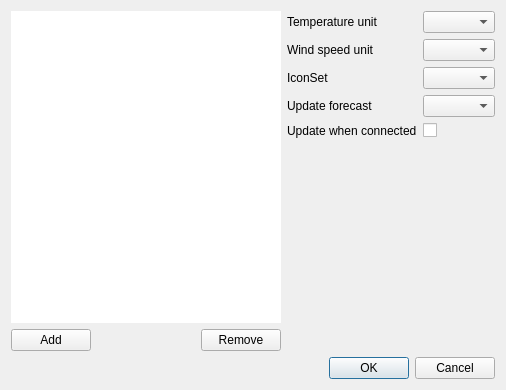
Meecast/meecast, file qtomweather/qtsetting/settingstations.ui: the form before one commit.
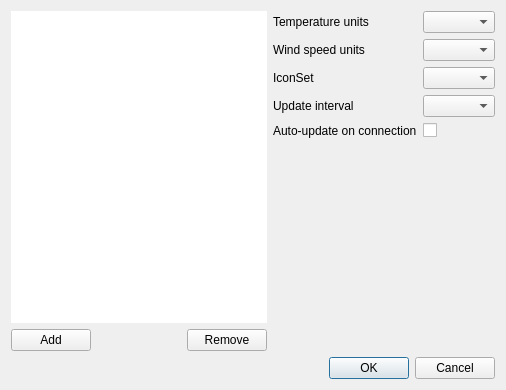
The form after the commit.

Commit message: renamed labels

The edit to the form file:
```diff
--- a/qtomweather/qtsetting/settingstations.ui
+++ b/qtomweather/qtsetting/settingstations.ui
@@ -84,7 +84,7 @@
        <item row="0" column="0">
         <widget class="QLabel" name="label">
          <property name="text">
-          <string>Temperature unit </string>
+          <string>Temperature units </string>
          </property>
         </widget>
        </item>
@@ -94,7 +94,7 @@
        <item row="1" column="0">
         <widget class="QLabel" name="label_3">
          <property name="text">
-          <string>Wind speed unit</string>
+          <string>Wind speed units</string>
          </property>
         </widget>
        </item>
@@ -114,7 +114,7 @@
        <item row="3" column="0">
         <widget class="QLabel" name="label_4">
          <property name="text">
-          <string>Update forecast</string>
+          <string>Update interval</string>
          </property>
         </widget>
        </item>
@@ -124,7 +124,7 @@
        <item row="5" column="0">
         <widget class="QLabel" name="label_5">
          <property name="text">
-          <string>Update when connected</string>
+          <string>Auto-update on connection</string>
          </property>
         </widget>
        </item>
```
